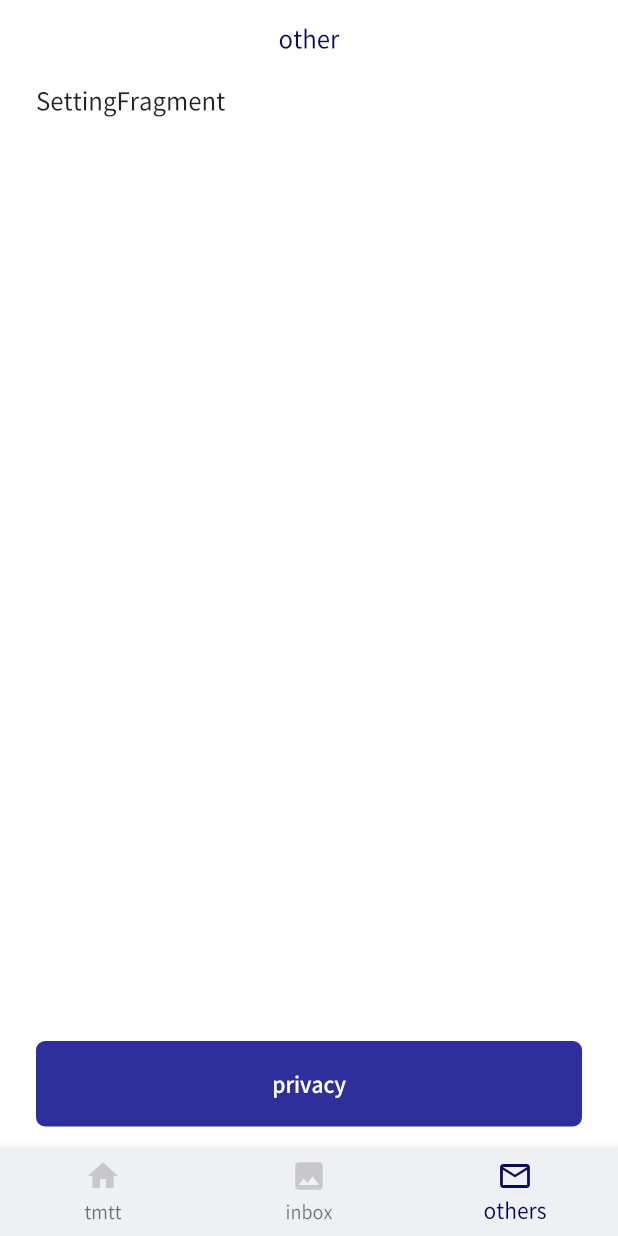
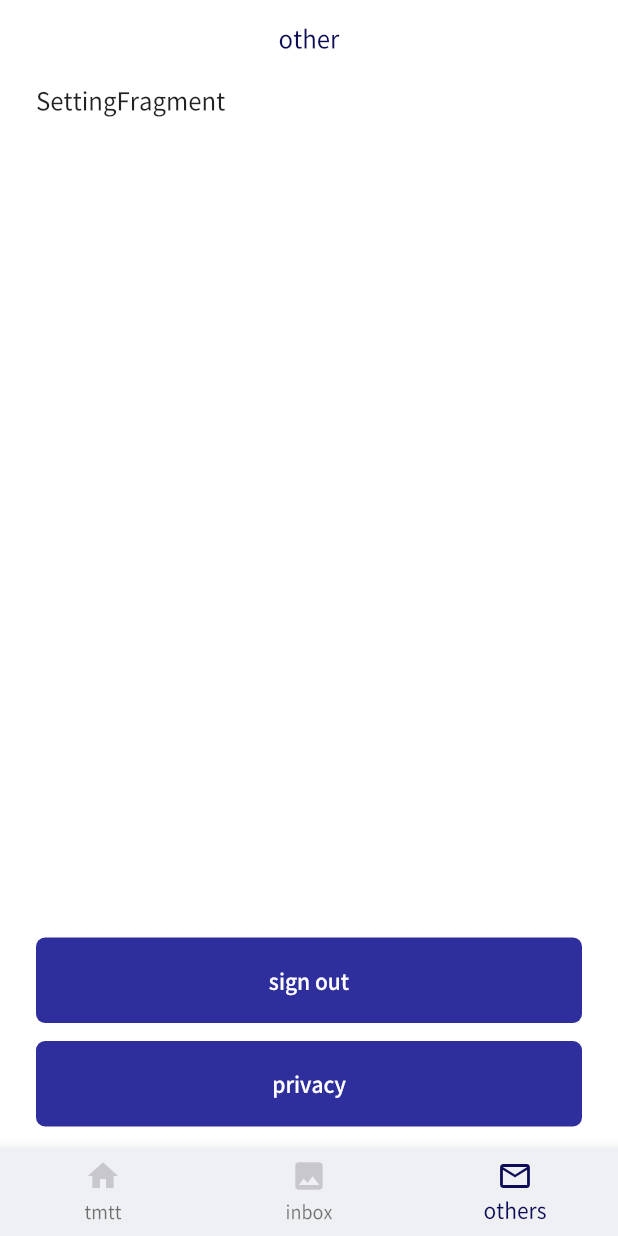
Before and after one commit to tangible-idea/TMTT, a Flutter app: the HomeScreen screen opened by its route, item 3 of the bottom bar chosen, on a phone screen of 412 x 824 dp. Run offline on Flutter 3.47's test engine with Material 2 defaults, Android fonts, the phone set to English and light mode, and no system bars; our stand-ins replace cloud_firestore, device_info_plus, dio, firebase_analytics, firebase_auth, firebase_core and 9 more; missing offline and left inert: android_intent_plus, carrier_info, dart:ffi, flutter_insta, webview_flutter_web; accounts and stored records are empty; generated files the repository leaves out were written again; network calls fail.

Commit message:
sign out 추가. 소스 정리.

```diff
--- a/lib/firebase/fire_store.dart
+++ b/lib/firebase/fire_store.dart
@@ -48,7 +48,7 @@ class FireStore {
         .collection(Collections.users)
         .doc(docId)
         .update({key: value}).onError((error, stackTrace) => {
-
+          Log.d(error.toString())
     });
     return true;
   }
--- a/lib/src/resources/languages/language_en.dart
+++ b/lib/src/resources/languages/language_en.dart
@@ -7,6 +7,8 @@ Map<String, String> translations_en = {
   Strings.doSetting: '설정하기',
   Strings.cancel   : '닫기',
   Strings.next   : '다음',
+
+  Strings.registerDesc1: "Get anonymous messages on any kind of \r\nsocial media apps such as Instagram!",
 
   Strings.permissionScreenDesc1: '원활한 앱 사용을 위해\n다음의 앱 권한을 허용해주세요',
   Strings.permissionScreenDesc2: '카메라',
--- a/lib/src/resources/languages/language_kr.dart
+++ b/lib/src/resources/languages/language_kr.dart
@@ -7,6 +7,8 @@ Map<String, String> translations_kr = {
   Strings.doSetting: '설정하기',
   Strings.cancel   : '닫기',
   Strings.next   : '다음',
+
+  Strings.registerDesc1: "Get anonymous messages on any kind of \r\nsocial media apps such as Instagram!",
 
   Strings.permissionScreenDesc1: '원활한 앱 사용을 위해\n다음의 앱 권한을 허용해주세요',
   Strings.permissionScreenDesc2: '카메라',
--- a/lib/src/resources/languages/strings.dart
+++ b/lib/src/resources/languages/strings.dart
@@ -6,6 +6,9 @@ class Strings {
   static String doSetting = 'doSetting';
   static String cancel = 'cancel';
   static String next = 'next';
+
+  // register page
+  static String registerDesc1 = "registerDesc1";
 
   // desc == description
   static String permissionScreenDesc1 = 'permissionScreenDesc1';
--- a/lib/src/screens/home/home_fragment.dart
+++ b/lib/src/screens/home/home_fragment.dart
@@ -55,7 +55,7 @@ class HomeFragment extends GetView<HomeController> {
             enabledObs: RxBool(true),
           ),
           BottomPlainButton(
-            text: '확인',
+            text: '인스타 아이디 검색',
             onPressed: () => controller.searchInstaUser(),
             enabledObs: RxBool(true),
           )
--- a/lib/src/screens/home/setting_fragment.dart
+++ b/lib/src/screens/home/setting_fragment.dart
@@ -25,6 +25,11 @@ class SettingFragment extends GetView<HomeController> {
           )),
           const Spacer(),
           BottomPlainButton(
+            text: 'sign out',
+            onPressed: () => controller.signOut(),
+            enabledObs: RxBool(true),
+          ),
+          BottomPlainButton(
             text: 'privacy',
             onPressed: () => controller.openPrivacy(),
             enabledObs: RxBool(true),
--- a/lib/src/screens/register/register_controller.dart
+++ b/lib/src/screens/register/register_controller.dart
@@ -45,7 +45,7 @@ class RegisterController extends BaseGetController {
 
 
   void createYourSlug(String slug) async {
-    if(slug.isEmpty) {
+    if(slug.isEmpty) { // TODO: validation
       MySnackBar.show(title: 'Error', message: 'Please input a valid slug.');
       return;
     }
@@ -76,6 +76,7 @@ class RegisterController extends BaseGetController {
       await LocalStorage.put(Keys.userDocId, registerDocId);
       await LocalStorage.put(Keys.isLogin, true);
 
+      // TODO: firestore -> slug값이 없으면
       if(currentUser == null) {
         // Go to home
         MyNav.pushReplacementNamed(
```
Also changed, not shown: lib/src/screens/home/home_controller.dart (+11 -0 lines), lib/src/screens/register/register_screen.dart (+6 -5 lines).
